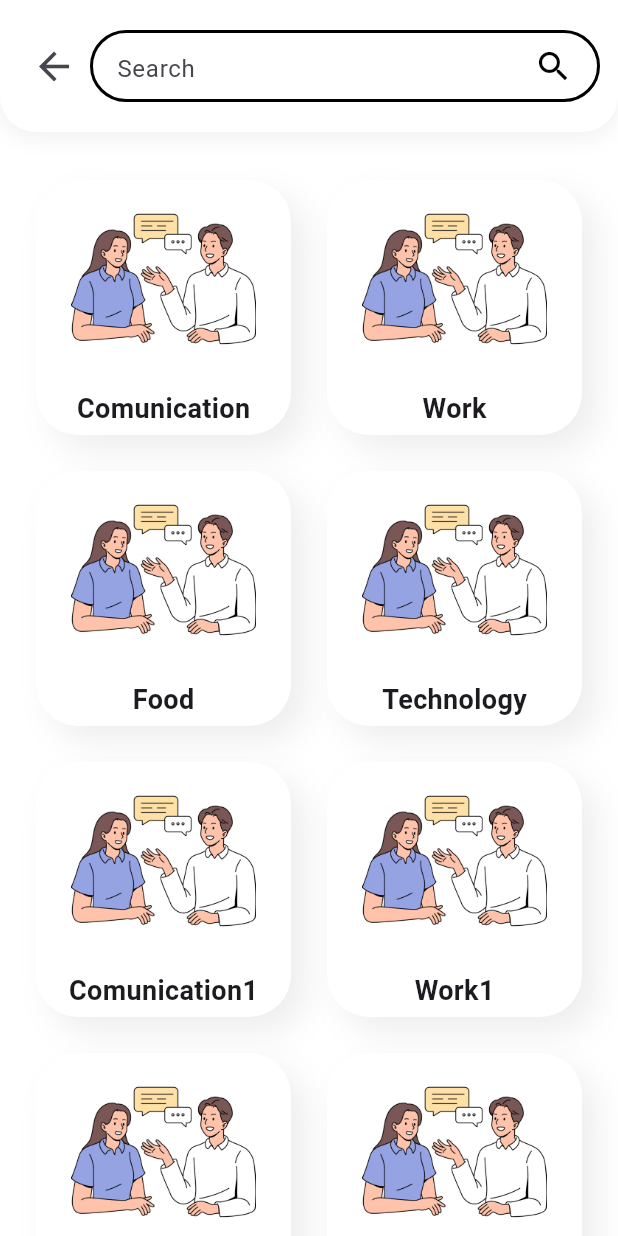
After one commit to TruongTuanDev/learn_connect, a Flutter app: the TopicGridScreen screen opened directly, on a phone screen of 412 x 824 dp. The commit adds this screen. Run offline on Flutter 3.47's test engine with Material 3 defaults, Android fonts, the phone set to English and light mode, and no system bars; our stand-ins replace dio, firebase_core, flip_card, flutter_riverpod, flutter_tts, shared_preferences and 2 more; accounts and stored records are empty; network calls fail.

Commit message:
list topic

```diff
--- a/lib/presentation/screens/flasdcard_ai/flashcard_ai.dart
+++ b/lib/presentation/screens/flasdcard_ai/view/flashcard_ai.dart
@@ -1,8 +1,8 @@
 import 'package:flutter/material.dart';
-import 'view/flashcard_ai_screen.dart';
+import 'flashcard_ai_screen.dart';
 
 // Export main screen for easy importing elsewhere
-export 'view/flashcard_ai_screen.dart';
+export 'flashcard_ai_screen.dart';
 
 // Main entry point when running standalone
 void main() {
--- /dev/null
+++ b/lib/presentation/screens/list_topic/test_list_topic.dart
@@ -0,0 +1,204 @@
+import 'package:flutter/material.dart';
+
+void main() {
+  runApp(
+    const MaterialApp(
+      home: TopicGridScreen(),
+      debugShowCheckedModeBanner: false,
+    ),
+  );
+}
+
+class TopicGridScreen extends StatefulWidget {
+  const TopicGridScreen({Key? key}) : super(key: key);
+
+  @override
+  State<TopicGridScreen> createState() => _TopicGridScreenState();
+}
+
+class _TopicGridScreenState extends State<TopicGridScreen> {
+  final List<Map<String, String>> topics = const [
+    {'title': 'Comunication', 'image': 'assets/images/comunication.png'},
+    {'title': 'Work', 'image': 'assets/images/comunication.png'},
+    {'title': 'Food', 'image': 'assets/images/comunication.png'},
+    {'title': 'Technology', 'image': 'assets/images/comunication.png'},
+    {'title': 'Comunication1', 'image': 'assets/images/comunication.png'},
+    {'title': 'Work1', 'image': 'assets/images/comunication.png'},
+    {'title': 'Food1', 'image': 'assets/images/comunication.png'},
+    {'title': 'Technology1', 'image': 'assets/images/comunication.png'},
+    {'title': 'Comunication2', 'image': 'assets/images/comunication.png'},
+    {'title': 'Work2', 'image': 'assets/images/comunication.png'},
+    {'title': 'Food2', 'image': 'assets/images/comunication.png'},
+    {'title': 'Technology2', 'image': 'assets/images/comunication.png'}
+  ];
+
+  final TextEditingController _searchController = TextEditingController();
+  String _searchText = '';
+
+  List<Map<String, String>> get filteredTopics {
+    if (_searchText.isEmpty) return topics;
+    return topics
+        .where(
+          (topic) =>
+              topic['title']!.toLowerCase().contains(_searchText.toLowerCase()),
+        )
+        .toList();
+  }
+
+  @override
+  void dispose() {
+    _searchController.dispose();
+    super.dispose();
+  }
+
+  @override
+  Widget build(BuildContext context) {
+    return Scaffold(
+      backgroundColor: Colors.white,
+      body: SafeArea(
+        child: Column(
+          children: [
+            // Custom AppBar with back button and search box
+            Padding(
+              padding: const EdgeInsets.fromLTRB(0, 0, 0, 8),
+              child: Container(
+                width: double.infinity, // chiếm toàn bộ chiều ngang
+                decoration: BoxDecoration(
+                  color: Colors.white,
+                  borderRadius: const BorderRadius.only(
+                    bottomLeft: Radius.circular(24),
+                    bottomRight: Radius.circular(24),
+                  ),
+                  boxShadow: [
+                    BoxShadow(
+                      color: Colors.grey.withOpacity(0.12),
+                      spreadRadius: 1,
+                      blurRadius: 10,
+                      offset: const Offset(0, 4),
+                    ),
+                  ],
+                ),
+                margin: const EdgeInsets.symmetric(
+                  horizontal: 0,
+                ), // không margin ngang
+                padding: const EdgeInsets.symmetric(
+                  horizontal: 12,
+                  vertical: 20,
+                ), // padding trong cho đẹp
+                child: Row(
+                  children: [
+                    IconButton(
+                      icon: const Icon(Icons.arrow_back, size: 30),
+                      onPressed: () {
+                        Navigator.of(context).maybePop();
+                      },
+                    ),
+                    Expanded(
+                      child: Container(
+                        height: 48,
+                        decoration: BoxDecoration(
+                          color: Colors.white,
+                          borderRadius: BorderRadius.circular(24),
+                          border: Border.all(color: Colors.black, width: 2),
+                        ),
+                        child: Row(
+                          children: [
+                            Expanded(
+                              child: TextField(
+                                controller: _searchController,
+                                onChanged: (value) {
+                                  setState(() {
+                                    _searchText = value;
+                                  });
+                                },
+                                decoration: const InputDecoration(
+                                  hintText: 'Search',
+                                  border: InputBorder.none,
+                                  contentPadding: EdgeInsets.symmetric(
+                                    horizontal: 16,
+                                  ),
+                                ),
+                              ),
+                            ),
+                            Padding(
+                              padding: const EdgeInsets.only(right: 16),
+                              child: Icon(
+                                Icons.search,
+                                color: Colors.black,
+                                size: 26,
+                              ),
+                            ),
+                          ],
+                        ),
+                      ),
+                    ),
+                  ],
+                ),
+              ),
+            ),
+            // Grid
+            Expanded(
+              child: GridView.builder(
+                padding: const EdgeInsets.all(24),
+                gridDelegate: const SliverGridDelegateWithFixedCrossAxisCount(
+                  crossAxisCount: 2,
+                  mainAxisSpacing: 24,
+                  crossAxisSpacing: 24,
+                  childAspectRatio: 1,
+                ),
+                itemCount: filteredTopics.length,
+                itemBuilder: (context, index) {
+                  final topic = filteredTopics[index];
+                  return Container(
+                    decoration: BoxDecoration(
+                      color: Colors.white,
+                      borderRadius: BorderRadius.circular(28),
+                      boxShadow: [
+                        // Bóng xiên chỉ ở cạnh phải và dưới
+                        BoxShadow(
+                          color: Colors.grey.withOpacity(0.18),
+                          spreadRadius: 0,
+                          blurRadius: 18,
+                          offset: const Offset(10, 10), // bóng xiên phải-dưới
+                        ),
+                      ],
+                    ),
+                    child: Column(
+                      mainAxisAlignment: MainAxisAlignment.center,
+                      children: [
+                        Flexible(
+                          flex: 7,
+                          child: Padding(
+                            padding: const EdgeInsets.all(0),
+                            child: Image.asset(
+                              topic['image']!,
+                              fit: BoxFit.contain,
+                            ),
+                          ),
+                        ),
+                        const SizedBox(height: 12),
+                        Flexible(
+                          flex: 2,
+                          child: FittedBox(
+                            fit: BoxFit.scaleDown,
+                            child: Text(
+                              topic['title']!,
+                              style: const TextStyle(
+                                fontWeight: FontWeight.bold,
+                                fontSize: 18,
+                              ),
+                            ),
+                          ),
+                        ),
+                      ],
+                    ),
+                  );
+                },
+              ),
+            ),
+          ],
+        ),
+      ),
+    );
+  }
+}
--- a/pubspec.yaml
+++ b/pubspec.yaml
@@ -84,6 +84,7 @@ flutter:
     - assets/flag_vn.png
     - assets/images/
     - assets/images/logo.png
+    - assets/images/comunication.png
 
 
   # To add assets to your application, add an assets section, like this:
```
Also changed, not shown: assets/images/comunication.png (added), lib/assets/comunication.png (added), 1 other file.
